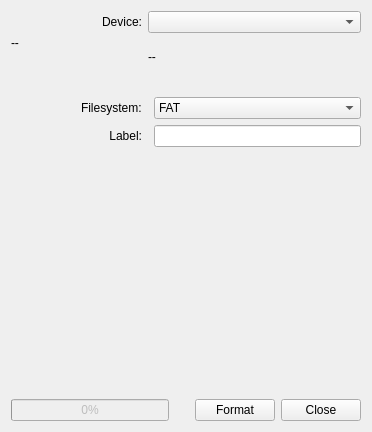
Old version of the form kformat/format.ui in the repository KDE/kdisksutilities.
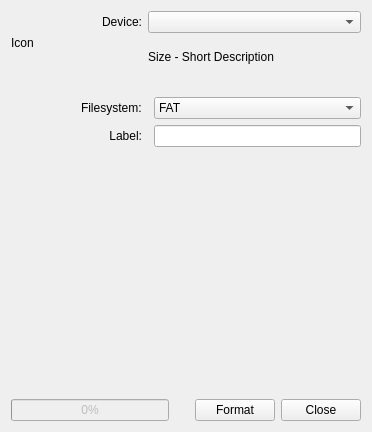
New version of the form. Custom widgets are drawn as their Qt base class.

Commit message: Disabled translation for a couple of strings.

Patch:
```diff
--- a/kformat/format.ui
+++ b/kformat/format.ui
@@ -24,7 +24,7 @@
       </size>
      </property>
      <property name="text">
-      <string>--</string>
+      <string notr="true">Icon</string>
      </property>
     </widget>
    </item>
@@ -44,7 +44,7 @@
    <item row="1" column="2" colspan="2">
     <widget class="QLabel" name="deviceInfo">
      <property name="text">
-      <string>--</string>
+      <string notr="true">Size - Short Description</string>
      </property>
     </widget>
    </item>
```
The commit also changes 1 other file.
